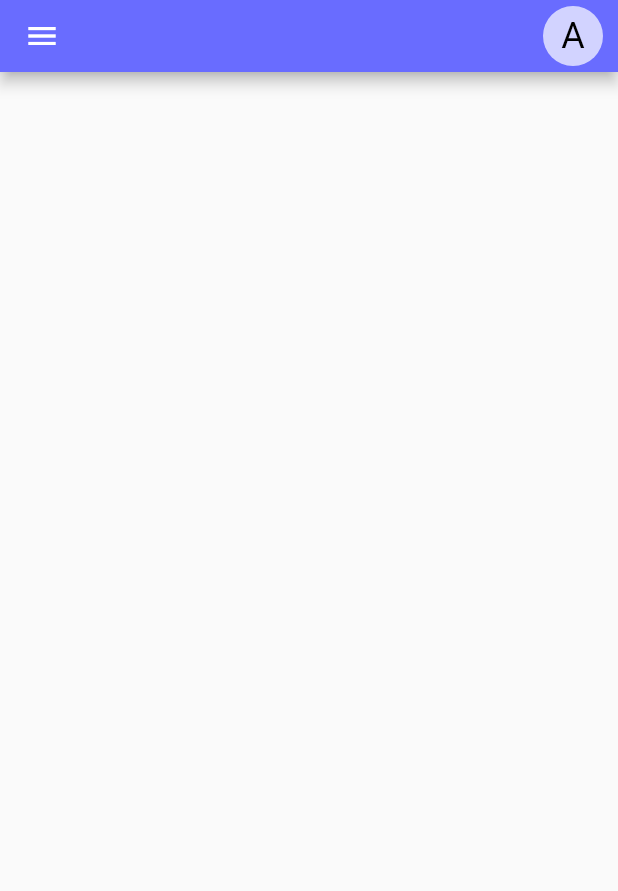
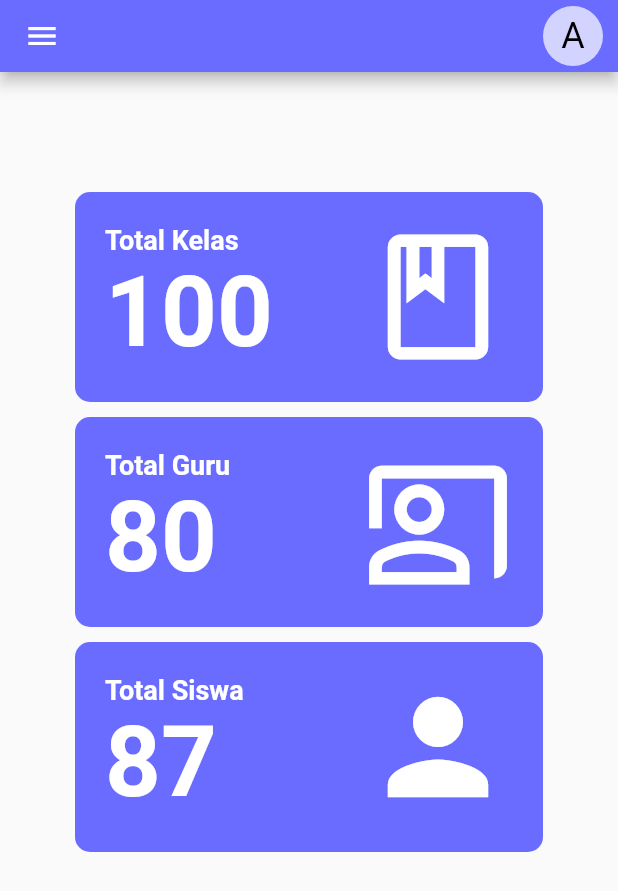
Before and after one commit to AhmadIkbalDjaya/student_attendance_mobile, a Flutter app: the screen it shows after launch, on a phone screen of 412 x 824 dp. Shown: the top 891 px of the screen. Run offline on Flutter 3.47's test engine with Material 2 defaults, Android fonts, the phone set to English and light mode, and no system bars.

Commit message:
feat: home page ui

```diff
--- a/lib/main.dart
+++ b/lib/main.dart
@@ -1,6 +1,5 @@
 import 'package:flutter/material.dart';
-import 'package:student_attendance/components/MyAppBar.dart';
-import 'package:student_attendance/components/MyDrawer.dart';
+import 'package:student_attendance/pages/home.dart';
 
 void main() => runApp(const MyApp());
 
@@ -11,19 +10,7 @@ class MyApp extends StatelessWidget {
   Widget build(BuildContext context) {
     return const MaterialApp(
       debugShowCheckedModeBanner: false,
-      home: Home(),
+      home: HomePage(),
     );
   }
 }
-
-class Home extends StatelessWidget {
-  const Home({super.key});
-
-  @override
-  Widget build(BuildContext context) {
-    return const Scaffold(
-      appBar: MyAppBar(),
-      drawer: MyDrawer(),
-    );
-  }
-}
--- /dev/null
+++ b/lib/pages/home.dart
@@ -0,0 +1,98 @@
+import 'package:flutter/material.dart';
+import 'package:student_attendance/components/MyAppBar.dart';
+import 'package:student_attendance/components/MyDrawer.dart';
+
+class HomePage extends StatelessWidget {
+  const HomePage({super.key});
+
+  @override
+  Widget build(BuildContext context) {
+    return const Scaffold(
+      appBar: MyAppBar(),
+      drawer: MyDrawer(),
+      body: Padding(
+        padding: EdgeInsets.symmetric(
+          horizontal: 50,
+          vertical: 75,
+        ),
+        child: Column(
+          children: [
+            CountBox(
+              text: "Total Kelas",
+              count: "100",
+              icon: Icons.class_outlined,
+            ),
+            CountBox(
+              text: "Total Guru",
+              count: "80",
+              icon: Icons.co_present_outlined,
+            ),
+            CountBox(
+              text: "Total Siswa",
+              count: "87",
+              icon: Icons.person,
+            ),
+          ],
+        ),
+      ),
+    );
+  }
+}
+
+class CountBox extends StatelessWidget {
+  const CountBox({
+    super.key,
+    required this.text,
+    required this.count,
+    required this.icon,
+  });
+
+  final String text;
+  final String count;
+  final IconData icon;
+
+  @override
+  Widget build(BuildContext context) {
+    return Container(
+      decoration: const BoxDecoration(
+        color: Color(0xFF696CFF),
+        borderRadius: BorderRadius.all(
+          Radius.circular(10),
+        ),
+      ),
+      padding: const EdgeInsets.all(20),
+      margin: const EdgeInsets.symmetric(vertical: 5),
+      child: Row(
+        mainAxisAlignment: MainAxisAlignment.spaceBetween,
+        children: [
+          Column(
+            crossAxisAlignment: CrossAxisAlignment.start,
+            children: [
+              Text(
+                text,
+                style: const TextStyle(
+                  color: Colors.white,
+                  fontSize: 18,
+                  fontWeight: FontWeight.bold,
+                ),
+              ),
+              Text(
+                count,
+                style: const TextStyle(
+                  color: Colors.white,
+                  fontWeight: FontWeight.bold,
+                  fontSize: 65,
+                ),
+              ),
+            ],
+          ),
+          Icon(
+            icon,
+            color: Colors.white,
+            size: 100,
+          ),
+        ],
+      ),
+    );
+  }
+}
```
